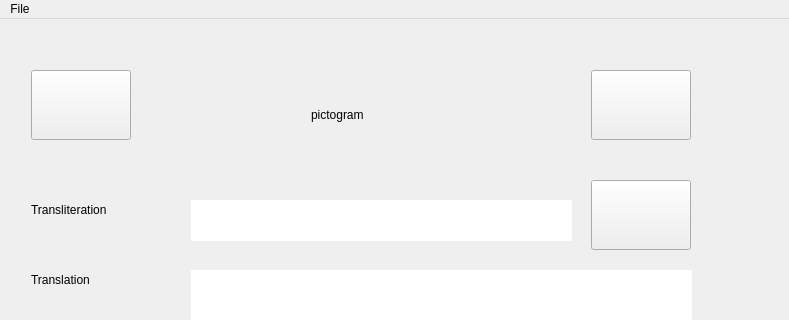
Above: mainwindow.ui from jubalh/daoshi before the change; both pictures show x 0 to 789 and y 0 to 320 of the 789 by 642 pixel window. Below: the same form after it.
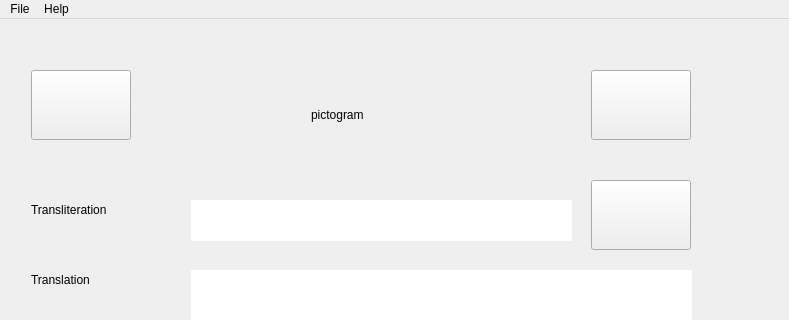
That is the form after the change.

Commit message:
Add About Dialog
Simple about dialog. Only few infos so far, should contain version etc
later.

The edit to the form file:
```diff
--- a/mainwindow.ui
+++ b/mainwindow.ui
@@ -358,7 +358,14 @@
     <addaction name="actionClose_Lesson"/>
     <addaction name="actionExit"/>
    </widget>
+   <widget class="QMenu" name="menuHelp">
+    <property name="title">
+     <string>Help</string>
+    </property>
+    <addaction name="actionAbout"/>
+   </widget>
    <addaction name="menuFile"/>
+   <addaction name="menuHelp"/>
   </widget>
   <widget class="QStatusBar" name="statusBar"/>
   <action name="actionOpen_Lesson">
```
Left out of the diff: 5 changed lines with no effect on the pictures. The commit also changes 2 other files.
